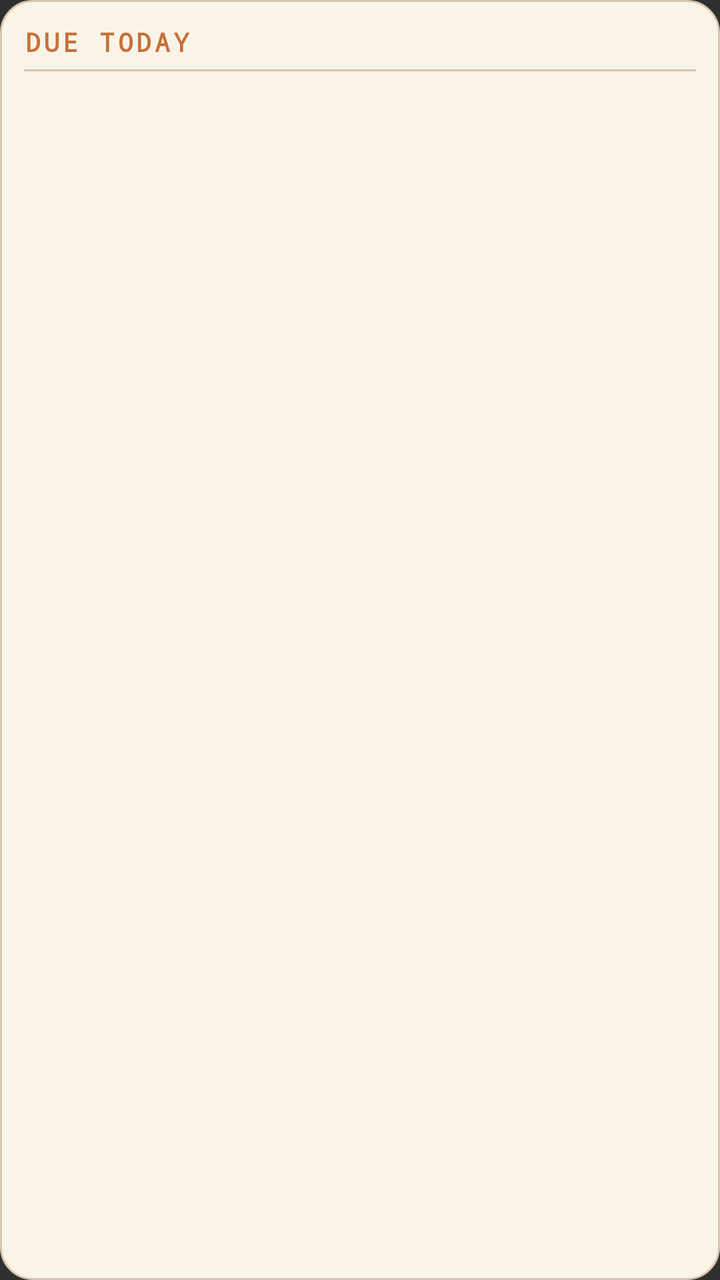
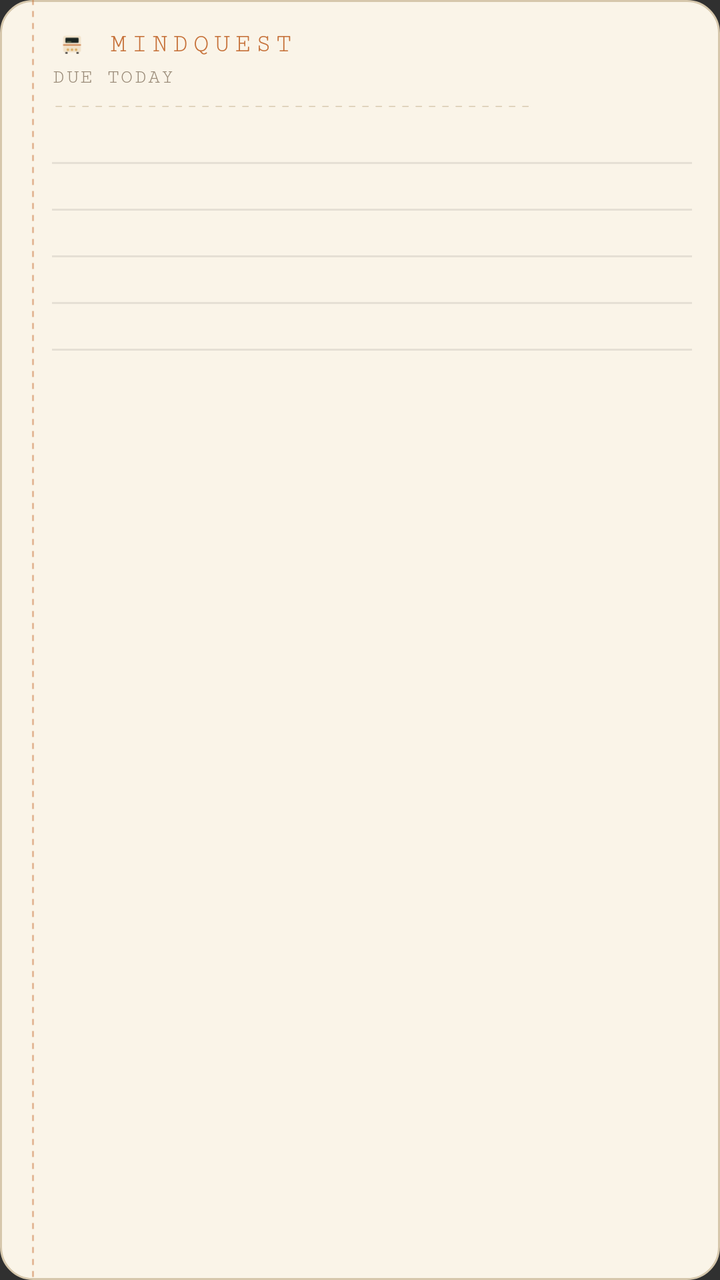

Screens rendered from an Android XML layout before and after an edit, with the pre-edit source and the edit as a unified diff.
<!-- AndroidManifest.xml: application theme android:Theme.Material.NoActionBar -->
<!-- res/layout/widget_today.xml -->
<?xml version="1.0" encoding="utf-8"?>
<LinearLayout xmlns:android="http://schemas.android.com/apk/res/android"
    android:id="@+id/widget_root"
    android:layout_width="match_parent"
    android:layout_height="match_parent"
    android:orientation="vertical"
    android:background="@drawable/widget_background"
    android:padding="12dp">

    <TextView
        android:id="@+id/widget_title"
        android:layout_width="match_parent"
        android:layout_height="wrap_content"
        android:fontFamily="monospace"
        android:letterSpacing="0.12"
        android:textColor="#C67139"
        android:textSize="13sp"
        android:textStyle="bold"
        android:text="DUE TODAY" />

    
    <View
        android:layout_width="match_parent"
        android:layout_height="1dp"
        android:layout_marginTop="5dp"
        android:background="#D6C7AC" />

    <TextView
        android:id="@+id/widget_empty"
        android:layout_width="match_parent"
        android:layout_height="wrap_content"
        android:paddingTop="8dp"
        android:fontFamily="monospace"
        android:textColor="#6E6255"
        android:textSize="12sp"
        android:visibility="gone"
        android:text="-- the road is clear --" />

    <TextView android:id="@+id/widget_row_1"
        android:layout_width="match_parent" android:layout_height="wrap_content"
        android:paddingTop="7dp" android:paddingBottom="1dp"
        android:maxLines="1" android:ellipsize="end"
        android:fontFamily="monospace"
        android:background="?android:attr/selectableItemBackground"
        android:textColor="#2B2826" android:textSize="12sp" />

    <TextView android:id="@+id/widget_row_2"
        android:layout_width="match_parent" android:layout_height="wrap_content"
        android:paddingTop="5dp" android:paddingBottom="1dp"
        android:maxLines="1" android:ellipsize="end"
        android:fontFamily="monospace"
        android:background="?android:attr/selectableItemBackground"
        android:textColor="#2B2826" android:textSize="12sp" />

    <TextView android:id="@+id/widget_row_3"
        android:layout_width="match_parent" android:layout_height="wrap_content"
        android:paddingTop="5dp" android:paddingBottom="1dp"
        android:maxLines="1" android:ellipsize="end"
        android:fontFamily="monospace"
        android:background="?android:attr/selectableItemBackground"
        android:textColor="#2B2826" android:textSize="12sp" />

    <TextView android:id="@+id/widget_row_4"
        android:layout_width="match_parent" android:layout_height="wrap_content"
        android:paddingTop="5dp" android:paddingBottom="1dp"
        android:maxLines="1" android:ellipsize="end"
        android:fontFamily="monospace"
        android:background="?android:attr/selectableItemBackground"
        android:textColor="#2B2826" android:textSize="12sp" />

    <TextView android:id="@+id/widget_row_5"
        android:layout_width="match_parent" android:layout_height="wrap_content"
        android:paddingTop="5dp" android:paddingBottom="1dp"
        android:maxLines="1" android:ellipsize="end"
        android:fontFamily="monospace"
        android:background="?android:attr/selectableItemBackground"
        android:textColor="#2B2826" android:textSize="12sp" />
</LinearLayout>
<!-- resources referenced by this layout -->
<resources>
  <!-- drawable widget_background (drawable) -->
  <?xml version="1.0" encoding="utf-8"?>
  <shape xmlns:android="http://schemas.android.com/apk/res/android" android:shape="rectangle">
      <solid android:color="#FAF4E8" />
      <corners android:radius="16dp" />
      <stroke android:width="1dp" android:color="#D6C7AC" />
  </shape>
</resources>

<!-- the commit's change to res/layout/widget_today.xml (unified diff, before → after) -->
@@ -1,78 +1,120 @@
 <?xml version="1.0" encoding="utf-8"?>
-<LinearLayout xmlns:android="http://schemas.android.com/apk/res/android"
+<FrameLayout xmlns:android="http://schemas.android.com/apk/res/android"
     android:id="@+id/widget_root"
     android:layout_width="match_parent"
     android:layout_height="match_parent"
-    android:orientation="vertical"
-    android:background="@drawable/widget_background"
-    android:padding="12dp">
+    android:background="@drawable/widget_background">
 
-    <TextView
-        android:id="@+id/widget_title"
+    <View
+        android:layout_width="1dp"
+        android:layout_height="match_parent"
+        android:layout_marginStart="16dp"
+        android:background="@drawable/widget_margin_line" />
+
+    <LinearLayout
         android:layout_width="match_parent"
         android:layout_height="wrap_content"
-        android:fontFamily="monospace"
-        android:letterSpacing="0.12"
-        android:textColor="#C67139"
-        android:textSize="13sp"
-        android:textStyle="bold"
-        android:text="DUE TODAY" />
+        android:orientation="vertical"
+        android:paddingStart="26dp"
+        android:paddingEnd="14dp"
+        android:paddingTop="12dp"
+        android:paddingBottom="10dp">
 
-    
-    <View
-        android:layout_width="match_parent"
-        android:layout_height="1dp"
-        android:layout_marginTop="5dp"
-        android:background="#D6C7AC" />
+        
+        <LinearLayout
+            android:id="@+id/widget_header"
+            android:layout_width="match_parent"
+            android:layout_height="wrap_content"
+            android:orientation="horizontal"
+            android:gravity="center_vertical">
 
-    <TextView
-        android:id="@+id/widget_empty"
-        android:layout_width="match_parent"
-        android:layout_height="wrap_content"
-        android:paddingTop="8dp"
-        android:fontFamily="monospace"
-        android:textColor="#6E6255"
-        android:textSize="12sp"
-        android:visibility="gone"
-        android:text="-- the road is clear --" />
+            <ImageView
+                android:id="@+id/widget_logo"
+                android:layout_width="20dp"
+                android:layout_height="20dp"
+                android:layout_marginEnd="8dp"
+                android:src="@drawable/ic_launcher_foreground"
+                android:contentDescription="Open MindQuest" />
+
+            <TextView
+                android:id="@+id/widget_title"
+                android:layout_width="wrap_content"
+                android:layout_height="wrap_content"
+                android:fontFamily="serif-monospace"
+                android:letterSpacing="0.18"
+                android:textColor="#C67139"
+                android:textSize="13sp"
+                android:text="MINDQUEST" />
+        </LinearLayout>
+
+        <TextView
+            android:id="@+id/widget_subtitle"
+            android:layout_width="match_parent"
+            android:layout_height="wrap_content"
+            android:paddingTop="1dp"
+            android:fontFamily="serif-monospace"
+            android:letterSpacing="0.08"
+            android:maxLines="1"
+            android:textColor="#9A8B78"
+            android:textSize="10sp"
+            android:text="DUE TODAY" />
+
+        <TextView
+            android:id="@+id/widget_rule"
+            android:layout_width="match_parent"
+            android:layout_height="wrap_content"
+            android:paddingTop="2dp"
+            android:fontFamily="serif-monospace"
+            android:maxLines="1"
+            android:textColor="#D6C7AC"
+            android:textSize="11sp"
+            android:text="------------------------------------" />
+
+        <TextView
+            android:id="@+id/widget_empty"
+            android:layout_width="match_parent"
+            android:layout_height="wrap_content"
+            android:paddingTop="8dp"
+            android:fontFamily="serif-monospace"
+            android:textColor="#9A8B78"
+            android:textSize="12sp"
+            android:visibility="gone"
+            android:text="-- the road is clear --" />
 
     <TextView android:id="@+id/widget_row_1"
         android:layout_width="match_parent" android:layout_height="wrap_content"
-        android:paddingTop="7dp" android:paddingBottom="1dp"
+        android:background="@drawable/widget_row_rule"
+        android:paddingTop="6dp" android:paddingBottom="4dp"
         android:maxLines="1" android:ellipsize="end"
-        android:fontFamily="monospace"
-        android:background="?android:attr/selectableItemBackground"
+        android:fontFamily="serif-monospace"
         android:textColor="#2B2826" android:textSize="12sp" />
-
     <TextView android:id="@+id/widget_row_2"
         android:layout_width="match_parent" android:layout_height="wrap_content"
-        android:paddingTop="5dp" android:paddingBottom="1dp"
+        android:background="@drawable/widget_row_rule"
+        android:paddingTop="6dp" android:paddingBottom="4dp"
         android:maxLines="1" android:ellipsize="end"
-        android:fontFamily="monospace"
-        android:background="?android:attr/selectableItemBackground"
+        android:fontFamily="serif-monospace"
         android:textColor="#2B2826" android:textSize="12sp" />
-
     <TextView android:id="@+id/widget_row_3"
         android:layout_width="match_parent" android:layout_height="wrap_content"
-        android:paddingTop="5dp" android:paddingBottom="1dp"
+        android:background="@drawable/widget_row_rule"
+        android:paddingTop="6dp" android:paddingBottom="4dp"
         android:maxLines="1" android:ellipsize="end"
-        android:fontFamily="monospace"
-        android:background="?android:attr/selectableItemBackground"
+        android:fontFamily="serif-monospace"
         android:textColor="#2B2826" android:textSize="12sp" />
-
     <TextView android:id="@+id/widget_row_4"
         android:layout_width="match_parent" android:layout_height="wrap_content"
-        android:paddingTop="5dp" android:paddingBottom="1dp"
+        android:background="@drawable/widget_row_rule"
+        android:paddingTop="6dp" android:paddingBottom="4dp"
         android:maxLines="1" android:ellipsize="end"
-        android:fontFamily="monospace"
-        android:background="?android:attr/selectableItemBackground"
+        android:fontFamily="serif-monospace"
         android:textColor="#2B2826" android:textSize="12sp" />
-
     <TextView android:id="@+id/widget_row_5"
         android:layout_width="match_parent" android:layout_height="wrap_content"
-        android:paddingTop="5dp" android:paddingBottom="1dp"
+        android:background="@drawable/widget_row_rule"
+        android:paddingTop="6dp" android:paddingBottom="4dp"
         android:maxLines="1" android:ellipsize="end"
-        android:fontFamily="monospace"
-        android:background="?android:attr/selectableItemBackground"
+        android:fontFamily="serif-monospace"
         android:textColor="#2B2826" android:textSize="12sp" />
-</LinearLayout>
+    </LinearLayout>
+</FrameLayout>
<!-- resource entries referenced after the edit -->
@@ -1,5 +1,41 @@
 <!-- resources referenced by this layout -->
 <resources>
+  <!-- drawable ic_launcher_foreground (drawable) -->
+  <?xml version="1.0" encoding="utf-8"?>
+  <vector xmlns:android="http://schemas.android.com/apk/res/android"
+      android:width="108dp"
+      android:height="108dp"
+      android:viewportWidth="108"
+      android:viewportHeight="108">
+  
+      
+      <path
+          android:fillColor="#F1E2C9"
+          android:pathData="M36,32 L72,32 Q78,32 78,38 L78,70 Q78,76 72,76 L36,76 Q30,76 30,70 L30,38 Q30,32 36,32 Z" />
+  
+      
+      <path
+          android:fillColor="#1A2420"
+          android:pathData="M39,37 L69,37 Q72,37 72,40 L72,48 Q72,51 69,51 L39,51 Q36,51 36,48 L36,40 Q36,37 39,37 Z" />
+      
+      <path
+          android:fillColor="#7A8A5E"
+          android:pathData="M40,47 L52,47 L52,49 L40,49 Z" />
+  
+      
+      <path
+          android:fillColor="#C67139"
+          android:pathData="M30,55 L78,55 L78,58 L30,58 Z" />
+  
+      
+      <path android:fillColor="#D9A95C" android:pathData="M43,66 a3.4,3.4 0 1,0 0.01,0 Z" />
+      <path android:fillColor="#D9A95C" android:pathData="M54,66 a3.4,3.4 0 1,0 0.01,0 Z" />
+      <path android:fillColor="#D9A95C" android:pathData="M65,66 a3.4,3.4 0 1,0 0.01,0 Z" />
+  
+      
+      <path android:fillColor="#2B2826" android:pathData="M36,76 L42,76 L42,80 L36,80 Z" />
+      <path android:fillColor="#2B2826" android:pathData="M66,76 L72,76 L72,80 L66,80 Z" />
+  </vector>
   <!-- drawable widget_background (drawable) -->
   <?xml version="1.0" encoding="utf-8"?>
   <shape xmlns:android="http://schemas.android.com/apk/res/android" android:shape="rectangle">
@@ -7,5 +43,29 @@
       <corners android:radius="16dp" />
       <stroke android:width="1dp" android:color="#D6C7AC" />
   </shape>
+  <!-- drawable widget_margin_line (drawable) -->
+  <?xml version="1.0" encoding="utf-8"?>
+  <layer-list xmlns:android="http://schemas.android.com/apk/res/android">
+      <item android:right="-4dp">
+          <shape android:shape="rectangle">
+              <solid android:color="@android:color/transparent" />
+              <stroke
+                  android:width="1dp"
+                  android:dashWidth="3dp"
+                  android:dashGap="3dp"
+                  android:color="#73C67139" />
+          </shape>
+      </item>
+  </layer-list>
+  <!-- drawable widget_row_rule (drawable) -->
+  <?xml version="1.0" encoding="utf-8"?>
+  <layer-list xmlns:android="http://schemas.android.com/apk/res/android">
+      <item android:top="-2dp" android:left="-2dp" android:right="-2dp">
+          <shape android:shape="rectangle">
+              <solid android:color="@android:color/transparent" />
+              <stroke android:width="1dp" android:color="#1A2B2826" />
+          </shape>
+      </item>
+  </layer-list>
 </resources>
 
